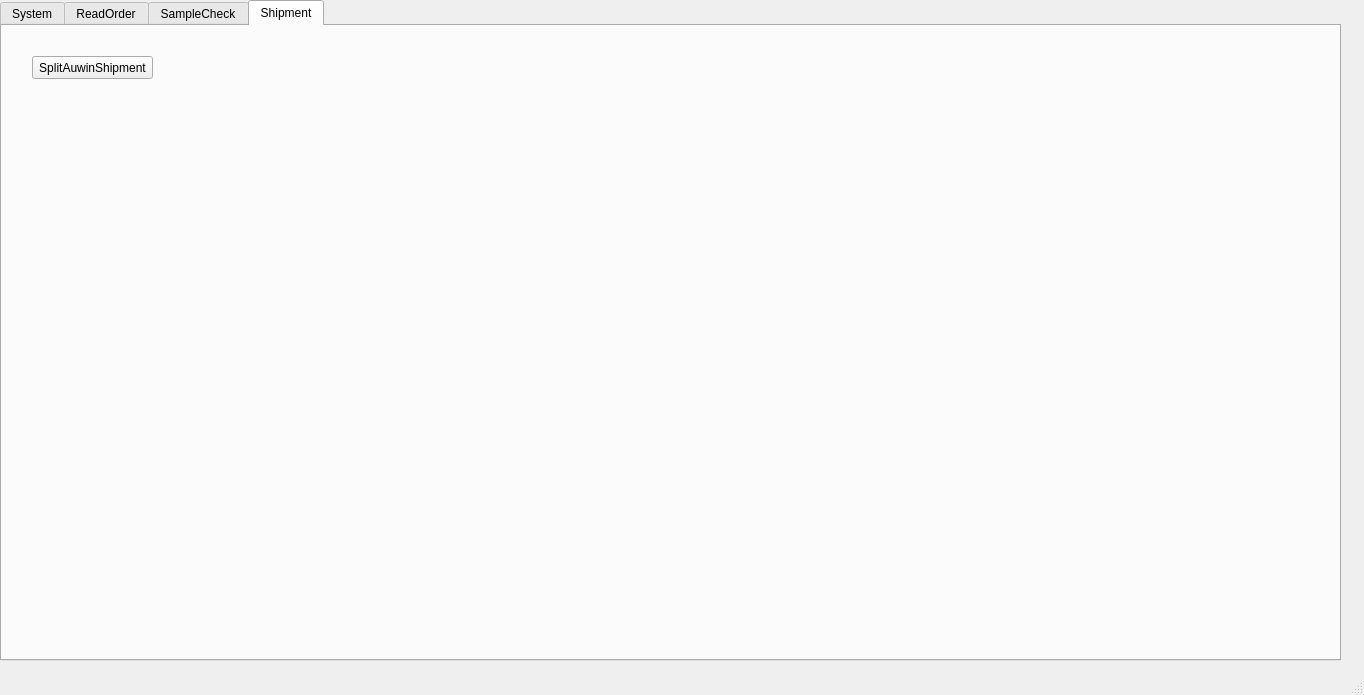
GdRaymond/TISProduction, file TISDesk/TIS_mainwindow.ui: the form before one commit.
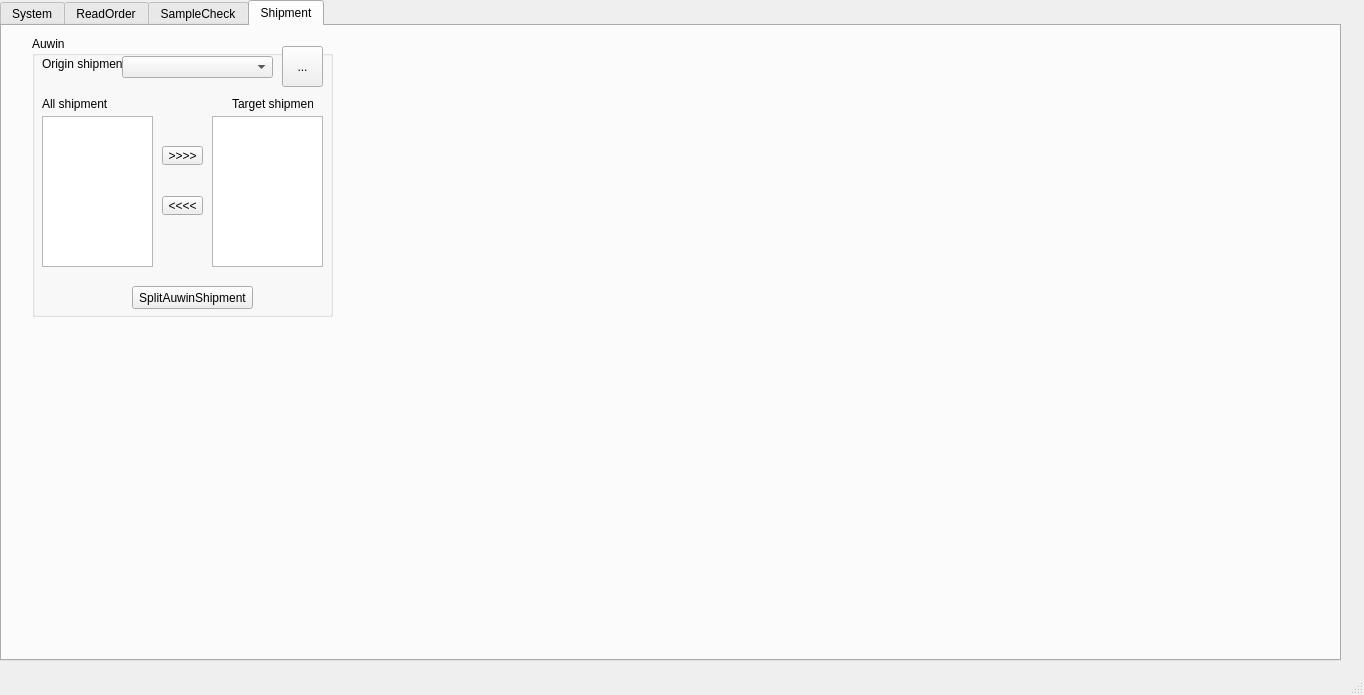
The form after the commit. Icons and pictures are not drawn.

Commit message: auwin split shipment

The edit to the form file:
```diff
--- a/TISDesk/TIS_mainwindow.ui
+++ b/TISDesk/TIS_mainwindow.ui
@@ -565,18 +565,149 @@
      <attribute name="title">
       <string>Shipment</string>
      </attribute>
-     <widget class="QPushButton" name="btnAuwinSplit">
+     <widget class="QGroupBox" name="groupBox_3">
       <property name="geometry">
        <rect>
         <x>30</x>
-        <y>30</y>
-        <width>121</width>
-        <height>23</height>
+        <y>10</y>
+        <width>301</width>
+        <height>281</height>
        </rect>
       </property>
-      <property name="text">
-       <string>SplitAuwinShipment</string>
+      <property name="title">
+       <string>Auwin</string>
       </property>
+      <widget class="QPushButton" name="btnAuwinSplit">
+       <property name="geometry">
+        <rect>
+         <x>100</x>
+         <y>250</y>
+         <width>121</width>
+         <height>23</height>
+        </rect>
+       </property>
+       <property name="text">
+        <string>SplitAuwinShipment</string>
+       </property>
+      </widget>
+      <widget class="QComboBox" name="comb_shipment_auwin_origin">
+       <property name="geometry">
+        <rect>
+         <x>90</x>
+         <y>20</y>
+         <width>151</width>
+         <height>22</height>
+        </rect>
+       </property>
+      </widget>
+      <widget class="QLabel" name="label_9">
+       <property name="geometry">
+        <rect>
+         <x>10</x>
+         <y>20</y>
+         <width>81</width>
+         <height>16</height>
+        </rect>
+       </property>
+       <property name="text">
+        <string>Origin shipment</string>
+       </property>
+      </widget>
+      <widget class="QListWidget" name="listW_allshipment_au">
+       <property name="geometry">
+        <rect>
+         <x>10</x>
+         <y>80</y>
+         <width>111</width>
+         <height>151</height>
+        </rect>
+       </property>
+      </widget>
+      <widget class="QLabel" name="label_10">
+       <property name="geometry">
+        <rect>
+         <x>10</x>
+         <y>60</y>
+         <width>81</width>
+         <height>16</height>
+        </rect>
+       </property>
+       <property name="text">
+        <string>All shipment</string>
+       </property>
+      </widget>
+      <widget class="QListWidget" name="listW_targetshipment_au">
+       <property name="geometry">
+        <rect>
+         <x>180</x>
+         <y>80</y>
+         <width>111</width>
+         <height>151</height>
+        </rect>
+       </property>
+      </widget>
+      <widget class="QLabel" name="label_11">
+       <property name="geometry">
+        <rect>
+         <x>200</x>
+         <y>60</y>
+         <width>81</width>
+         <height>16</height>
+        </rect>
+       </property>
+       <property name="text">
+        <string>Target shipment</string>
+       </property>
+      </widget>
+      <widget class="QToolButton" name="toolB_move_shipment_to_target">
+       <property name="geometry">
+        <rect>
+         <x>130</x>
+         <y>110</y>
+         <width>41</width>
+         <height>19</height>
+        </rect>
+       </property>
+       <property name="text">
+        <string>&gt;&gt;&gt;&gt;</string>
+       </property>
+      </widget>
+      <widget class="QToolButton" name="toolB_move_shipment_to_all">
+       <property name="geometry">
+        <rect>
+         <x>130</x>
+         <y>160</y>
+         <width>41</width>
+         <height>19</height>
+        </rect>
+       </property>
+       <property name="text">
+        <string>&lt;&lt;&lt;&lt;</string>
+       </property>
+      </widget>
+      <widget class="QToolButton" name="toolB_refresh_shipment_auwin">
+       <property name="geometry">
+        <rect>
+         <x>250</x>
+         <y>10</y>
+         <width>41</width>
+         <height>41</height>
+        </rect>
+       </property>
+       <property name="text">
+        <string>...</string>
+       </property>
+       <property name="icon">
+        <iconset>
+         <normaloff>refresh.PNG</normaloff>refresh.PNG</iconset>
+       </property>
+       <property name="iconSize">
+        <size>
+         <width>51</width>
+         <height>41</height>
+        </size>
+       </property>
+      </widget>
      </widget>
     </widget>
    </widget>
```
The commit also changes 5 other files.
